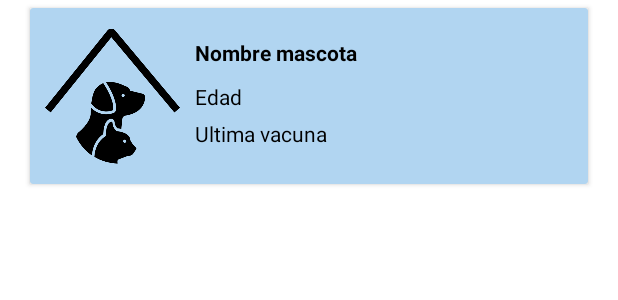
After one commit to JCamiloRpo/AppNativa, an Android app: the layout item_pet.xml on its own in the app's theme, with its tools: preview values and no code run, on a phone screen of 412 x 824 dp. The commit adds this screen. Shown: the top 300 px of the screen. Run offline under Robolectric (Android 15) with nearby library versions, the phone set to English and light mode, and no system bars.

Commit message:
Item mascota - list view

```diff
--- /dev/null
+++ b/PetCare/app/src/main/res/layout/item_pet.xml
@@ -0,0 +1,81 @@
+<?xml version="1.0" encoding="utf-8"?>
+<androidx.constraintlayout.widget.ConstraintLayout
+    xmlns:android="http://schemas.android.com/apk/res/android"
+    xmlns:app="http://schemas.android.com/apk/res-auto"
+    xmlns:tools="http://schemas.android.com/tools"
+    android:layout_width="match_parent"
+    android:layout_height="match_parent">
+
+    <androidx.cardview.widget.CardView
+        android:layout_width="match_parent"
+        android:layout_height="wrap_content"
+        android:layout_marginStart="20dp"
+        android:layout_marginTop="5dp"
+        android:layout_marginEnd="20dp"
+        android:layout_marginBottom="5dp"
+        app:cardBackgroundColor="@color/blue_dark"
+        app:cardCornerRadius="10dp"
+        app:layout_constraintEnd_toEndOf="parent"
+        app:layout_constraintStart_toStartOf="parent"
+        app:layout_constraintTop_toTopOf="parent">
+
+        <LinearLayout
+            android:id="@+id/linearLayout3"
+            android:layout_width="match_parent"
+            android:layout_height="97dp"
+            android:layout_margin="10dp"
+            android:orientation="horizontal">
+
+
+            <ImageView
+                android:id="@+id/ImgPetItem"
+                android:layout_width="180dp"
+                android:layout_height="wrap_content"
+                android:layout_gravity="center"
+                android:layout_weight="1"
+                android:cardCornerRadius="10dp"
+                android:contentDescription="@string/item_mascota"
+                android:foregroundGravity="center"
+                android:src="@drawable/mascota" />
+
+            <LinearLayout
+                android:layout_width="match_parent"
+                android:layout_height="match_parent"
+                android:layout_weight="1"
+                android:orientation="vertical">
+
+                <TextView
+                    android:id="@+id/TxtItemNombre"
+                    android:layout_width="match_parent"
+                    android:layout_height="wrap_content"
+                    android:layout_marginStart="10dp"
+                    android:layout_marginTop="10dp"
+                    android:layout_marginBottom="10dp"
+                    android:text="@string/nombre_mascota"
+                    android:textColor="@color/black"
+                    android:textStyle="bold" />
+
+                <TextView
+                    android:id="@+id/TxtItemEdad"
+                    android:layout_width="match_parent"
+                    android:layout_height="wrap_content"
+                    android:layout_marginStart="10dp"
+                    android:layout_marginBottom="5dp"
+                    android:text="@string/edad"
+                    android:textColor="@color/black" />
+
+                <TextView
+                    android:id="@+id/TxtItemVacuna"
+                    android:layout_width="match_parent"
+                    android:layout_height="wrap_content"
+                    android:layout_marginStart="10dp"
+                    android:layout_marginBottom="10dp"
+                    android:text="@string/ultima_vacuna"
+                    android:textColor="@color/black" />
+            </LinearLayout>
+        </LinearLayout>
+
+    </androidx.cardview.widget.CardView>
+
+
+</androidx.constraintlayout.widget.ConstraintLayout>
--- a/PetCare/app/src/main/res/values/strings.xml
+++ b/PetCare/app/src/main/res/values/strings.xml
@@ -22,4 +22,6 @@
     <string name="nombrepet">NOMBRE MASCOTA</string>
     <string name="agregarvacu">CREAR VACUNA</string>
     <string name="editarvacu">EDITAR VACUNA</string>
+    <string name="item_mascota">Item mascota</string>
+    <string name="ultima_vacuna">Ultima vacuna</string>
 </resources>
```
Also changed, not shown: PetCare/app/src/main/res/drawable/mascota.png (added).
